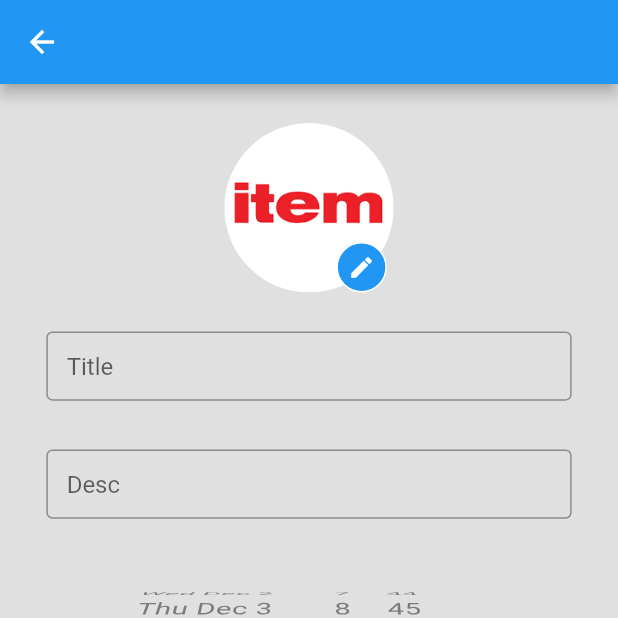
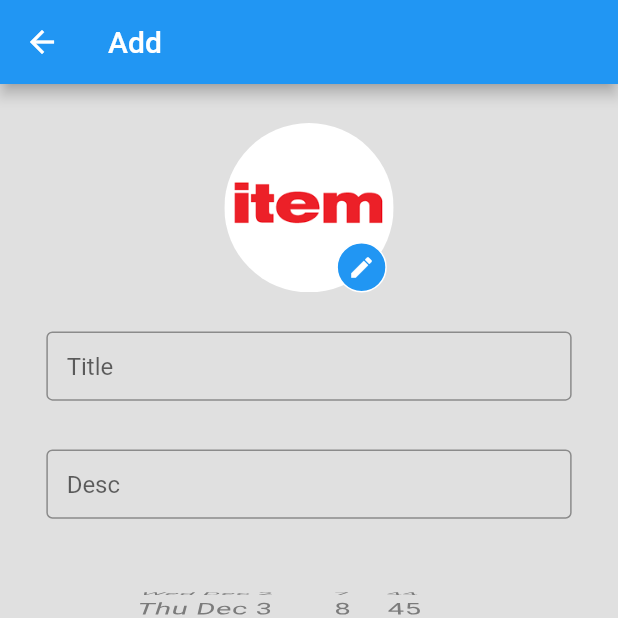
Before and after one commit to A7mdFathi/visual_notes, a Flutter app: the AddNewItem screen opened by its route, on a phone screen of 412 x 824 dp, the top half of it. Run offline on Flutter 3.47's test engine with Material 2 defaults, Android fonts, the phone set to English and light mode, and no system bars; our stand-ins replace bloc, bloc_concurrency, equatable, floor, flutter_bloc, flutter_screenutil and 5 more; accounts and stored records are empty; generated files the repository leaves out were written again.

Commit message:
add title delete update_item update readme

```diff
--- a/lib/ui/screens/add_new_item.dart
+++ b/lib/ui/screens/add_new_item.dart
@@ -45,7 +45,9 @@ class _AddNewItemState extends State<AddNewItem> {
     }
     return Scaffold(
       backgroundColor: Colors.grey[300],
-      appBar: AppBar(),
+      appBar: AppBar(
+        title: AppText(text: widget.item != null ? 'Edit' : 'Add'),
+      ),
       body: SingleChildScrollView(
         child: Column(
           children: [
```
Also changed, not shown: lib/ui/screens/update_item.dart (deleted, +0 -205 lines), 1 other file.
